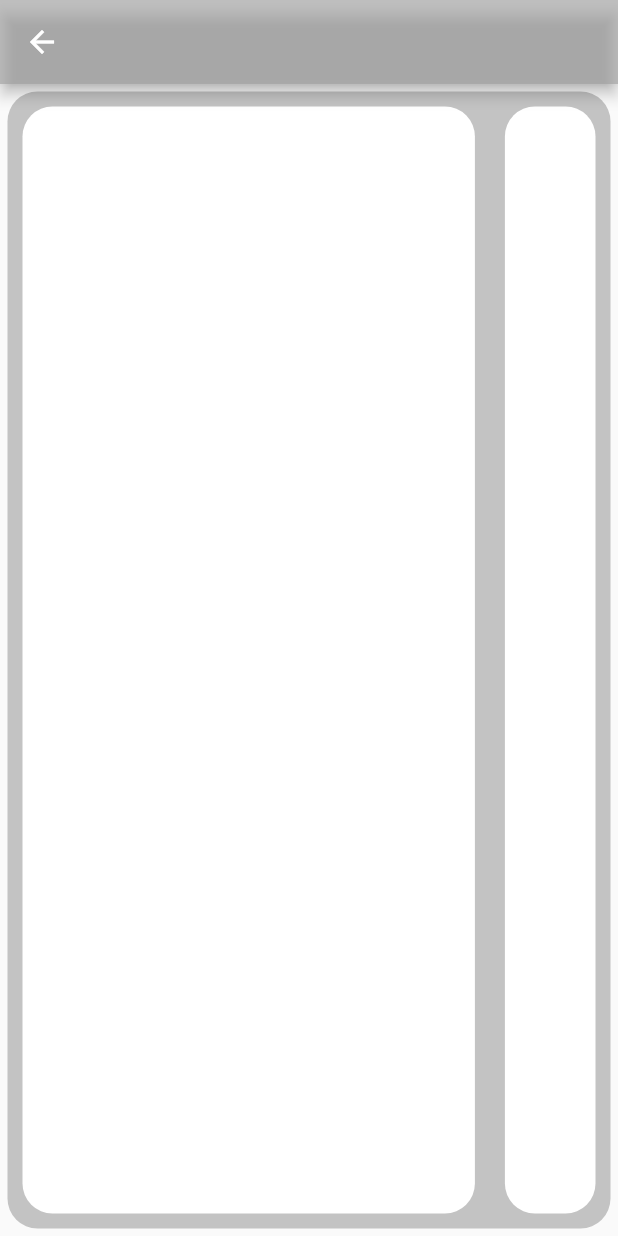
After one commit to mohmadKhalifa/casher, a Flutter app: the HomePage screen opened by its route, on a phone screen of 412 x 824 dp. The commit adds this screen. Run offline on Flutter 3.47's test engine with Material 2 defaults, Android fonts, the phone set to English and light mode, and no system bars; our stand-ins replace get.

Commit message:
creat hom page and add categories in back end

```diff
--- a/lib/controller/signin_controller.dart
+++ b/lib/controller/signin_controller.dart
@@ -1,8 +1,8 @@
 import 'package:flutter/material.dart';
+import 'package:flutter_application_1/core/class/app_route.dart';
 import 'package:flutter_application_1/core/class/curd.dart';
 import 'package:flutter_application_1/core/class/status_request.dart';
 import 'package:flutter_application_1/core/data/data.dart';
-import 'package:flutter_application_1/main.dart';
 import 'package:get/get.dart';
 
 abstract class SigninController extends GetxController {
@@ -20,7 +20,7 @@ class SignInContollrtImp extends SigninController {
     update();
     var request = await cashData.signIn(name.text, password.text);
     if (request['status'] == 'success') {
-      sharedPreferences.setString("name", request['data']['users_name']);
+      Get.toNamed(AppRoute.homePage);
       statusRequest = StatusRequest.success;
     } else {
       statusRequest = StatusRequest.failure;
--- /dev/null
+++ b/lib/core/class/app_route.dart
@@ -0,0 +1,3 @@
+class AppRoute {
+  static const String homePage = "/homePage";
+}
--- /dev/null
+++ b/lib/core/class/app_them.dart
@@ -0,0 +1,5 @@
+import 'package:flutter/material.dart';
+
+class AppTheem {
+  static Color color = Colors.grey.withOpacity(0.6);
+}
--- a/lib/core/class/curd.dart
+++ b/lib/core/class/curd.dart
@@ -9,7 +9,9 @@ class Curd {
       if (request.statusCode == 200) {
         return jsonDecode(request.body);
       } else {
-        print("Error_____________${request.statusCode}");
+        if (kDebugMode) {
+          print("Error_____________${request.statusCode}");
+        }
       }
     } catch (e) {
       if (kDebugMode) {
--- a/lib/core/class/route.dart
+++ b/lib/core/class/route.dart
@@ -1,3 +1,7 @@
+import 'package:flutter_application_1/core/class/app_route.dart';
+import 'package:flutter_application_1/view/home_page.dart';
 import 'package:get/get.dart';
 
-List<GetPage<dynamic>>? getPages = [];
+List<GetPage<dynamic>>? getPages = [
+  GetPage(name: AppRoute.homePage, page: () => const HomePage())
+];
--- /dev/null
+++ b/lib/core/widget/app/categories.dart
@@ -0,0 +1,16 @@
+import 'package:flutter/material.dart';
+
+class Categories extends StatelessWidget {
+  const Categories({Key? key}) : super(key: key);
+
+  @override
+  Widget build(BuildContext context) {
+    return Container(
+      decoration: BoxDecoration(
+        borderRadius: BorderRadius.circular(20),
+        color: Colors.white,
+      ),
+      margin: const EdgeInsets.all(10),
+    );
+  }
+}
--- /dev/null
+++ b/lib/core/widget/app/order_details.dart
@@ -0,0 +1,16 @@
+import 'package:flutter/material.dart';
+
+class OrderDetails extends StatelessWidget {
+  const OrderDetails({Key? key}) : super(key: key);
+
+  @override
+  Widget build(BuildContext context) {
+    return Container(
+      decoration: BoxDecoration(
+        borderRadius: BorderRadius.circular(20),
+        color: Colors.white,
+      ),
+      margin: const EdgeInsets.all(10),
+    );
+  }
+}
--- a/lib/main.dart
+++ b/lib/main.dart
@@ -1,14 +1,11 @@
-import 'package:flutter/cupertino.dart';
 import 'package:flutter/material.dart';
 import 'package:flutter_application_1/core/class/route.dart';
 import 'package:flutter_application_1/view/auth_page.dart';
 import 'package:get/get_navigation/get_navigation.dart';
-import 'package:shared_preferences/shared_preferences.dart';
 
-late SharedPreferences sharedPreferences;
 void main() async {
   WidgetsFlutterBinding.ensureInitialized();
-  sharedPreferences = await SharedPreferences.getInstance();
+  // sharedPreferences = await SharedPreferences.getInstance();
   runApp(const MyApp());
 }
 
--- a/lib/view/auth_page.dart
+++ b/lib/view/auth_page.dart
@@ -1,6 +1,5 @@
 import 'package:flutter/material.dart';
 import 'package:flutter_application_1/controller/signin_controller.dart';
-import 'package:flutter_application_1/core/class/link_app.dart';
 import 'package:get/get.dart';
 import '../core/widget/custom_text_button.dart';
 import '../core/widget/custom_text_field.dart';
--- /dev/null
+++ b/lib/view/home_page.dart
@@ -0,0 +1,31 @@
+import 'package:flutter/material.dart';
+import 'package:flutter_application_1/core/class/app_them.dart';
+import 'package:flutter_application_1/core/widget/app/categories.dart';
+import '../core/widget/app/order_details.dart';
+
+class HomePage extends StatelessWidget {
+  const HomePage({Key? key}) : super(key: key);
+
+  @override
+  Widget build(BuildContext context) {
+    return Scaffold(
+      appBar: AppBar(),
+      body: Container(
+        decoration: BoxDecoration(
+          borderRadius: BorderRadius.circular(20),
+          color: AppTheem.color,
+        ),
+        margin: const EdgeInsets.all(5),
+        child: Row(
+          children: const <Widget>[
+            Expanded(
+              flex: 4,
+              child: Categories(),
+            ),
+            Expanded(flex: 1, child: OrderDetails()),
+          ],
+        ),
+      ),
+    );
+  }
+}
--- a/pubspec.yaml
+++ b/pubspec.yaml
@@ -38,8 +38,6 @@ dependencies:
   sqflite_common_ffi: ^2.1.1+1
   sqflite: ^2.0.3+1
   http: ^0.13.5
-  shared_preferences: ^0.5.5
-
 dev_dependencies:
   flutter_test:
     sdk: flutter
```
Also changed, not shown: pubspec.lock, 1 other file.
